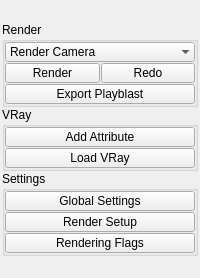
m3trik/tentacle, file tentacle/ui/rendering.ui: the form before one commit.
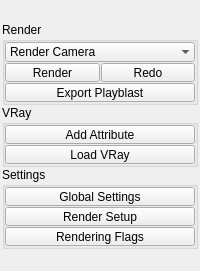
The form after the commit. Custom widgets are drawn as their Qt base class.

Patch:
```diff
--- a/tentacle/ui/rendering.ui
+++ b/tentacle/ui/rendering.ui
@@ -98,13 +98,13 @@
            <property name="minimumSize">
             <size>
              <width>0</width>
-             <height>20</height>
+             <height>19</height>
             </size>
            </property>
            <property name="maximumSize">
             <size>
              <width>16777215</width>
-             <height>20</height>
+             <height>19</height>
             </size>
            </property>
            <property name="toolTip">
@@ -120,13 +120,13 @@
            <property name="minimumSize">
             <size>
              <width>0</width>
-             <height>20</height>
+             <height>19</height>
             </size>
            </property>
            <property name="maximumSize">
             <size>
              <width>16777215</width>
-             <height>20</height>
+             <height>19</height>
             </size>
            </property>
            <property name="toolTip">
@@ -175,13 +175,13 @@
            <property name="minimumSize">
             <size>
              <width>0</width>
-             <height>20</height>
+             <height>19</height>
             </size>
            </property>
            <property name="maximumSize">
             <size>
              <width>16777215</width>
-             <height>20</height>
+             <height>19</height>
             </size>
            </property>
            <property name="toolTip">
@@ -221,13 +221,13 @@
            <property name="minimumSize">
             <size>
              <width>0</width>
-             <height>20</height>
+             <height>19</height>
             </size>
            </property>
            <property name="maximumSize">
             <size>
              <width>16777215</width>
-             <height>20</height>
+             <height>19</height>
             </size>
            </property>
            <property name="toolTip">
@@ -243,13 +243,13 @@
            <property name="minimumSize">
             <size>
              <width>0</width>
-             <height>20</height>
+             <height>19</height>
             </size>
            </property>
            <property name="maximumSize">
             <size>
              <width>16777215</width>
-             <height>20</height>
+             <height>19</height>
             </size>
            </property>
            <property name="toolTip">
@@ -289,13 +289,13 @@
            <property name="minimumSize">
             <size>
              <width>0</width>
-             <height>20</height>
+             <height>19</height>
             </size>
            </property>
            <property name="maximumSize">
             <size>
              <width>16777215</width>
-             <height>20</height>
+             <height>19</height>
             </size>
            </property>
            <property name="toolTip">
@@ -317,13 +317,13 @@
            <property name="minimumSize">
             <size>
              <width>0</width>
-             <height>20</height>
+             <height>19</height>
             </size>
            </property>
            <property name="maximumSize">
             <size>
              <width>16777215</width>
-             <height>20</height>
+             <height>19</height>
             </size>
            </property>
            <property name="toolTip">
@@ -339,13 +339,13 @@
            <property name="minimumSize">
             <size>
              <width>0</width>
-             <height>20</height>
+             <height>19</height>
             </size>
            </property>
            <property name="maximumSize">
             <size>
              <width>16777215</width>
-             <height>20</height>
+             <height>19</height>
             </size>
            </property>
            <property name="toolTip">
```
